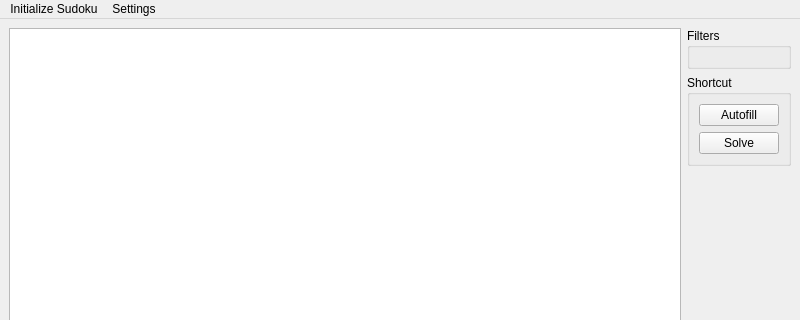
This is Code/interface/ui/MainWindow.ui in Dwarf0/MySudoku as Qt 5 draws it before an edit; both pictures show x 0 to 800 and y 0 to 320 of the 800 by 600 pixel window. The edited form follows.
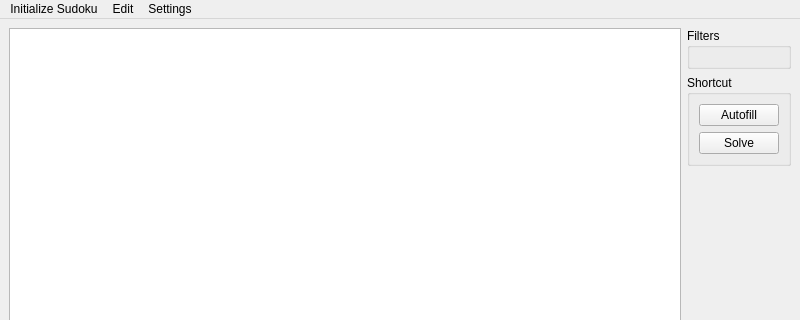
This is the edited form. Custom widgets are drawn as their Qt base class.

```diff
--- a/Code/interface/ui/MainWindow.ui
+++ b/Code/interface/ui/MainWindow.ui
@@ -94,7 +94,15 @@
     <addaction name="actionAutocheck"/>
     <addaction name="actionDisplayHelp"/>
    </widget>
+   <widget class="QMenu" name="menuEdit">
+    <property name="title">
+     <string>Edit</string>
+    </property>
+    <addaction name="actionUndo"/>
+    <addaction name="actionRedo"/>
+   </widget>
    <addaction name="menuLoader"/>
+   <addaction name="menuEdit"/>
    <addaction name="menuSettings"/>
   </widget>
   <action name="actionLoadFromCsv">
```
Left out of the diff: 10 changed lines with no effect on the pictures.
